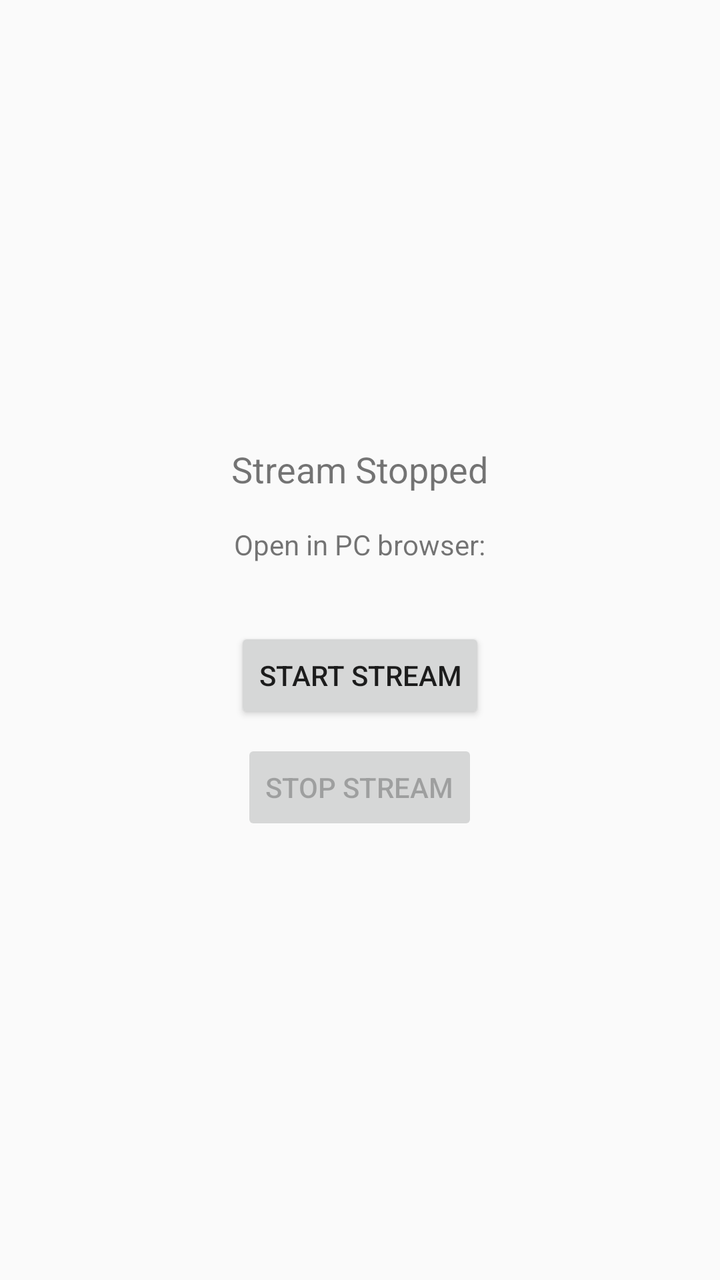
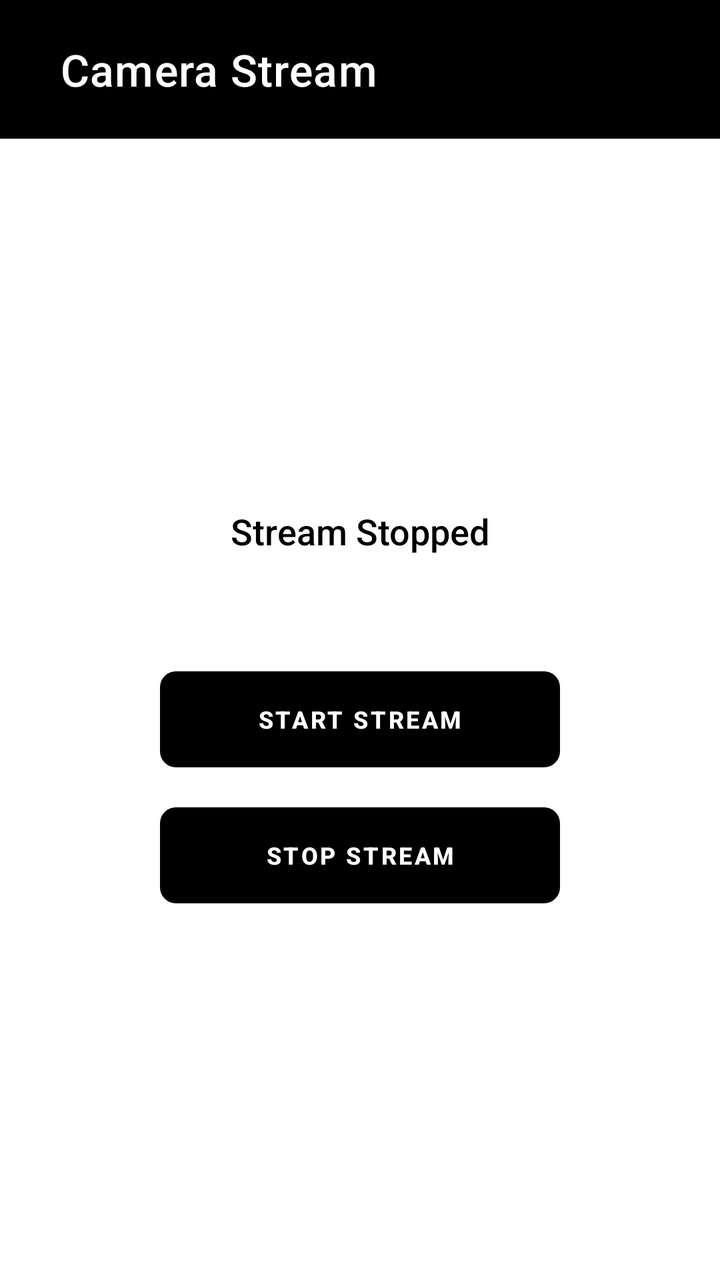

The first picture is an Android layout as it rendered before a commit; the second is the same layout after the commit. The layout source and the unified diff follow.
<!-- AndroidManifest.xml: activity theme Theme.CameraStream -->
<!-- res/layout/activity_main.xml -->
<?xml version="1.0" encoding="utf-8"?>
<LinearLayout xmlns:android="http://schemas.android.com/apk/res/android"
    android:layout_width="match_parent"
    android:layout_height="match_parent"
    android:orientation="vertical"
    android:padding="16dp"
    android:gravity="center">

    <TextView
        android:id="@+id/tvStatus"
        android:layout_width="wrap_content"
        android:layout_height="wrap_content"
        android:text="Stream Stopped"
        android:textSize="18sp"
        android:layout_marginBottom="16dp" />

    <TextView
        android:id="@+id/tvIpAddress"
        android:layout_width="wrap_content"
        android:layout_height="wrap_content"
        android:text="Open in PC browser:"
        android:textSize="14sp"
        android:layout_marginBottom="32dp" />

    <Button
        android:id="@+id/btnStart"
        android:layout_width="wrap_content"
        android:layout_height="wrap_content"
        android:text="Start Stream"
        android:layout_marginBottom="8dp" />

    <Button
        android:id="@+id/btnStop"
        android:layout_width="wrap_content"
        android:layout_height="wrap_content"
        android:text="Stop Stream"
        android:enabled="false" />

</LinearLayout>
<!-- resources referenced by this layout -->
<resources>
  <style name="Theme.CameraStream" parent="Theme.AppCompat.Light.DarkActionBar">
          <item name="colorPrimary">#6200EE</item>
          <item name="colorPrimaryDark">#3700B3</item>
          <item name="colorAccent">#03DAC5</item>
      </style>
</resources>

<!-- the commit's change to res/layout/activity_main.xml (unified diff, before → after) -->
@@ -1,39 +1,140 @@
 <?xml version="1.0" encoding="utf-8"?>
 <LinearLayout xmlns:android="http://schemas.android.com/apk/res/android"
+    xmlns:app="http://schemas.android.com/apk/res-auto"
     android:layout_width="match_parent"
     android:layout_height="match_parent"
     android:orientation="vertical"
-    android:padding="16dp"
-    android:gravity="center">
+    android:background="@color/colorBackground">
 
-    <TextView
-        android:id="@+id/tvStatus"
-        android:layout_width="wrap_content"
+    
+    <LinearLayout
+        android:id="@+id/header"
+        android:layout_width="match_parent"
         android:layout_height="wrap_content"
-        android:text="Stream Stopped"
-        android:textSize="18sp"
-        android:layout_marginBottom="16dp" />
+        android:orientation="horizontal"
+        android:gravity="center_vertical"
+        android:background="@color/colorHeaderBackground"
+        android:paddingStart="30dp"
+        android:paddingEnd="30dp"
+        android:paddingTop="20dp"
+        android:paddingBottom="20dp">
 
-    <TextView
-        android:id="@+id/tvIpAddress"
-        android:layout_width="wrap_content"
-        android:layout_height="wrap_content"
-        android:text="Open in PC browser:"
-        android:textSize="14sp"
-        android:layout_marginBottom="32dp" />
+        <TextView
+            android:layout_width="wrap_content"
+            android:layout_height="wrap_content"
+            android:text="Camera Stream"
+            android:textSize="22sp"
+            android:textColor="@color/colorHeaderTitle"
+            android:fontFamily="sans-serif-medium"
+            android:letterSpacing="0.02" />
+    </LinearLayout>
 
-    <Button
-        android:id="@+id/btnStart"
-        android:layout_width="wrap_content"
-        android:layout_height="wrap_content"
-        android:text="Start Stream"
-        android:layout_marginBottom="8dp" />
+    
+    <LinearLayout
+        android:layout_width="match_parent"
+        android:layout_height="0dp"
+        android:layout_weight="1"
+        android:orientation="vertical"
+        android:gravity="center"
+        android:padding="20dp">
 
-    <Button
-        android:id="@+id/btnStop"
-        android:layout_width="wrap_content"
-        android:layout_height="wrap_content"
-        android:text="Stop Stream"
-        android:enabled="false" />
+        <com.google.android.material.card.MaterialCardView
+            android:layout_width="match_parent"
+            android:layout_height="wrap_content"
+            android:maxWidth="400dp"
+            app:cardBackgroundColor="@android:color/transparent"
+            app:cardElevation="0dp"
+            app:cardCornerRadius="20dp"
+            app:strokeWidth="0dp">
 
+            <LinearLayout
+                android:layout_width="match_parent"
+                android:layout_height="wrap_content"
+                android:orientation="vertical"
+                android:gravity="center"
+                android:padding="50dp"
+                android:layout_gravity="center">
+
+                
+                <LinearLayout
+                    android:layout_width="match_parent"
+                    android:layout_height="wrap_content"
+                    android:orientation="vertical"
+                    android:gravity="center"
+                    android:layout_marginBottom="30dp">
+
+                    <TextView
+                        android:id="@+id/tvStatus"
+                        android:layout_width="wrap_content"
+                        android:layout_height="wrap_content"
+                        android:text="Stream Stopped"
+                        android:textSize="18sp"
+                        android:textColor="@color/colorOnSurface"
+                        android:fontFamily="sans-serif-medium"
+                        android:layout_marginBottom="8dp" />
+
+                    
+                    <LinearLayout
+                        android:id="@+id/linkArea"
+                        android:layout_width="match_parent"
+                        android:layout_height="80dp"
+                        android:orientation="horizontal"
+                        android:gravity="center"
+                        android:visibility="gone"
+                        android:padding="16dp">
+
+                        <TextView
+                            android:id="@+id/tvStreamUrl"
+                            android:layout_width="wrap_content"
+                            android:layout_height="wrap_content"
+                            android:text="https://camera-relay-k2yn.onrender.com/stream/6B8D4F"
+                            android:textSize="14sp"
+                            android:textColor="@color/colorOnSurface"
+                            android:gravity="center"
+                            android:maxLines="2"
+                            android:ellipsize="end" />
+                    </LinearLayout>
+                </LinearLayout>
+
+                
+                <LinearLayout
+                    android:layout_width="match_parent"
+                    android:layout_height="wrap_content"
+                    android:orientation="vertical"
+                    android:gravity="center"
+                    android:layout_marginTop="16dp">
+
+                    <com.google.android.material.button.MaterialButton
+                        android:id="@+id/btnStart"
+                        android:layout_width="200dp"
+                        android:layout_height="56dp"
+                        android:text="Start Stream"
+                        android:textSize="12sp"
+                        android:textStyle="bold"
+                        android:textAllCaps="true"
+                        android:letterSpacing="0.1"
+                        android:textColor="@color/colorOnPrimary"
+                        app:backgroundTint="@color/colorPrimary"
+                        app:cornerRadius="8dp"
+                        app:rippleColor="@color/colorBtnHover"
+                        android:layout_marginBottom="12dp" />
+
+                    <com.google.android.material.button.MaterialButton
+                        android:id="@+id/btnStop"
+                        android:layout_width="200dp"
+                        android:layout_height="56dp"
+                        android:text="Stop Stream"
+                        android:textSize="12sp"
+                        android:textStyle="bold"
+                        android:textAllCaps="true"
+                        android:letterSpacing="0.1"
+                        android:textColor="@color/colorOnPrimary"
+                        app:backgroundTint="@color/colorPrimary"
+                        app:cornerRadius="8dp"
+                        app:rippleColor="@color/colorBtnHover"
+                        android:enabled="false" />
+                </LinearLayout>
+            </LinearLayout>
+        </com.google.android.material.card.MaterialCardView>
+    </LinearLayout>
 </LinearLayout>
<!-- resource entries referenced after the edit -->
@@ -1,9 +1,35 @@
 <!-- resources referenced by this layout -->
 <resources>
-  <style name="Theme.CameraStream" parent="Theme.AppCompat.Light.DarkActionBar">
-          <item name="colorPrimary">#6200EE</item>
-          <item name="colorPrimaryDark">#3700B3</item>
-          <item name="colorAccent">#03DAC5</item>
+  <color name="colorBackground">#FFFFFF</color>
+  <color name="colorBtnHover">#333333</color>
+  <color name="colorHeaderBackground">#000000</color>
+  <color name="colorHeaderTitle">#FFFFFF</color>
+  <color name="colorOnPrimary">#FFFFFF</color>
+  <color name="colorOnSurface">#000000</color>
+  <color name="colorPrimary">#000000</color>
+  <style name="Theme.CameraStream" parent="Theme.Material3.Light.NoActionBar">
+          
+          <item name="colorPrimary">@color/colorPrimary</item>
+          <item name="colorPrimaryVariant">@color/colorPrimary</item>
+          <item name="colorOnPrimary">@color/colorOnPrimary</item>
+          <item name="colorSecondary">@color/colorPrimary</item>
+          <item name="colorSecondaryVariant">@color/colorPrimary</item>
+          <item name="colorOnSecondary">@color/colorOnPrimary</item>
+          <item name="colorBackground">@color/colorBackground</item>
+          <item name="colorSurface">@color/colorSurface</item>
+          <item name="colorOnBackground">@color/colorOnSurface</item>
+          <item name="colorOnSurface">@color/colorOnSurface</item>
+          <item name="colorOnSurfaceVariant">@color/colorOnSurfaceVariant</item>
+          <item name="colorError">@color/colorError</item>
+          <item name="colorOnError">@color/colorOnError</item>
+          <item name="android:statusBarColor">@color/colorBackground</item>
+          <item name="android:navigationBarColor">@color/colorBackground</item>
+          <item name="android:windowLightStatusBar">true</item>
+          <item name="android:windowLightNavigationBar">true</item>
       </style>
+  <color name="colorSurface">#FFFFFF</color>
+  <color name="colorOnSurfaceVariant">#000000</color>
+  <color name="colorError">#EF4444</color>
+  <color name="colorOnError">#FFFFFF</color>
 </resources>
 
